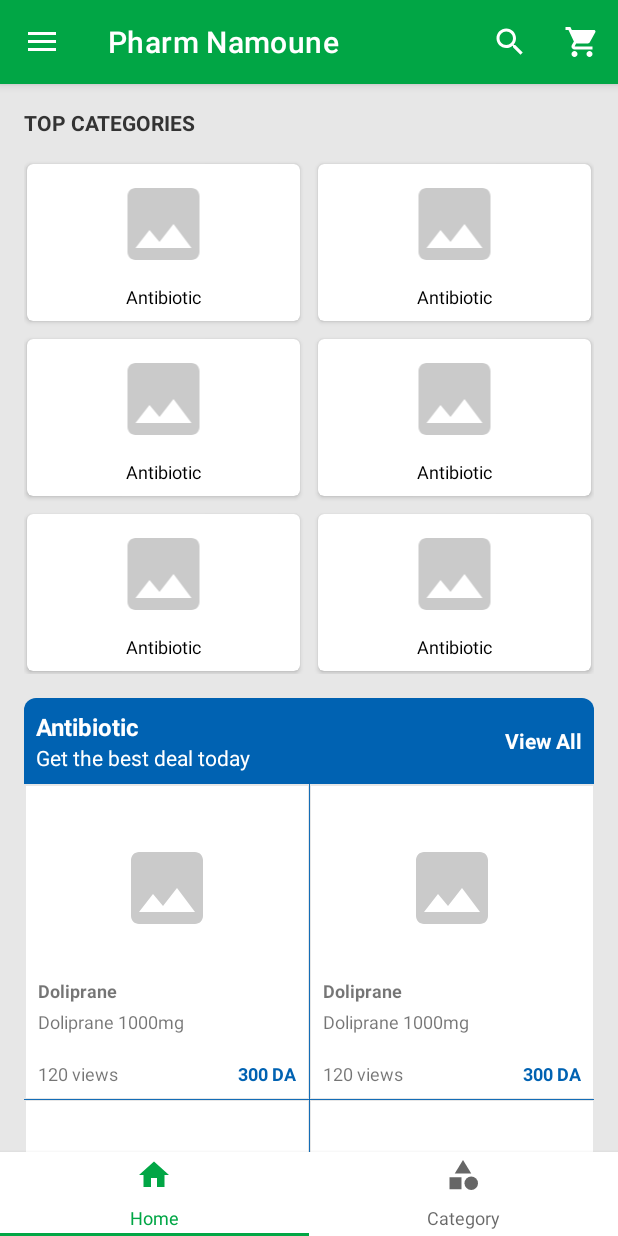
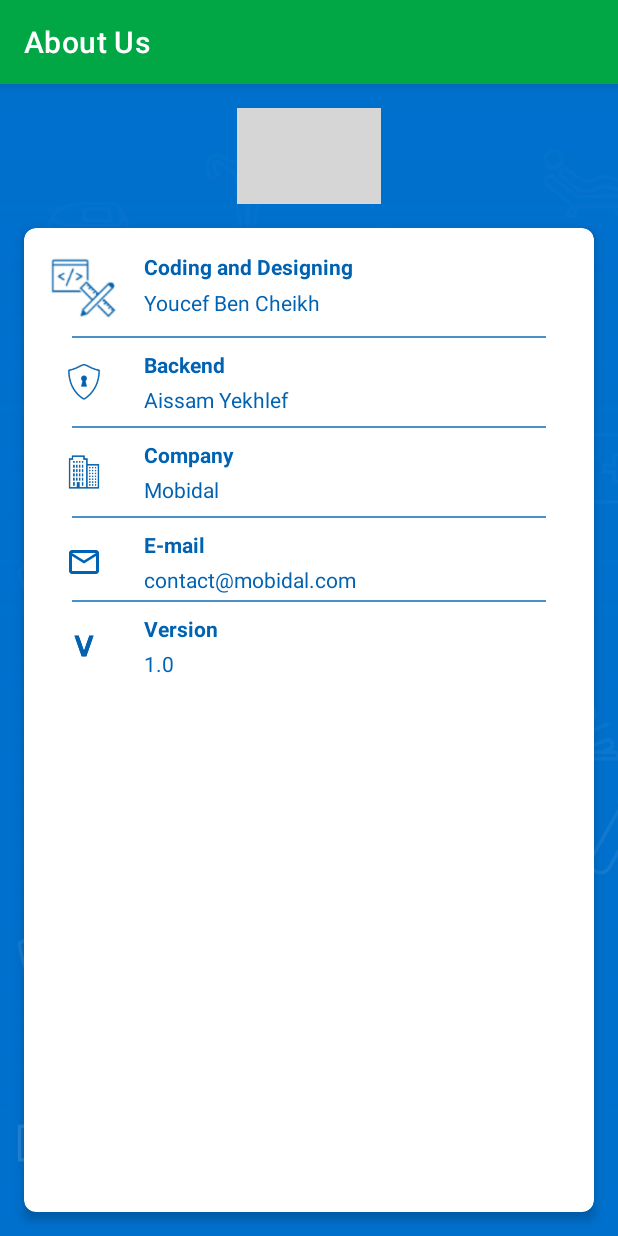
Before and after one commit to DonaldNyagwande/TechLabEcommerce, an Android app: the screen it shows after launch (MainActivity before the commit, AboutActivity after it), in the side drawer, after a tap on "About Us", on a phone screen of 412 x 824 dp. Run offline under Robolectric (Android 15) with nearby library versions, the phone set to English and light mode, and no system bars; our stand-ins replace ButterKnife, Picasso, Shimmer; pictures from the network do not load; grey boxes are pictures that could not be loaded.

Commit message:
add about us

```diff
--- a/app/src/main/AndroidManifest.xml
+++ b/app/src/main/AndroidManifest.xml
@@ -19,6 +19,9 @@
         android:usesCleartextTraffic="true"
         tools:targetApi="31">
         <activity
+            android:name=".AboutActivity"
+            android:exported="false" />
+        <activity
             android:name=".profile.ProfileActivity"
             android:exported="false" />
         <activity
--- /dev/null
+++ b/app/src/main/java/com/mobidal/pharmacynamoune/AboutActivity.java
@@ -0,0 +1,14 @@
+package com.mobidal.pharmacynamoune;
+
+import androidx.appcompat.app.AppCompatActivity;
+
+import android.os.Bundle;
+
+public class AboutActivity extends AppCompatActivity {
+
+    @Override
+    protected void onCreate(Bundle savedInstanceState) {
+        super.onCreate(savedInstanceState);
+        setContentView(R.layout.activity_about);
+    }
+}
--- a/app/src/main/java/com/mobidal/pharmacynamoune/MainActivity.java
+++ b/app/src/main/java/com/mobidal/pharmacynamoune/MainActivity.java
@@ -126,17 +126,7 @@ public class MainActivity extends AppCompatActivity implements NavigationView.On
     public boolean onOptionsItemSelected(@NonNull MenuItem item) {
         int itemId = item.getItemId();
 
-        switch (itemId) {
-            case R.id.action_shopping_basket:
-                shoppingBasketAction();
-                return true;
-        }
-
         return super.onOptionsItemSelected(item);
-    }
-
-    private void shoppingBasketAction() {
-
     }
 
     @Override
@@ -145,8 +135,12 @@ public class MainActivity extends AppCompatActivity implements NavigationView.On
 
         switch (itemId) {
             case R.id.nav_profile:
-                Intent intent = new Intent(this, ProfileActivity.class);
-                startActivity(intent);
+                Intent profileIntent = new Intent(this, ProfileActivity.class);
+                startActivity(profileIntent);
+                break;
+            case R.id.nav_about:
+                Intent aboutIntent = new Intent(this, AboutActivity.class);
+                startActivity(aboutIntent);
                 break;
         }
 
--- /dev/null
+++ b/app/src/main/res/drawable/ic_mail_blue.xml
@@ -0,0 +1,5 @@
+<vector android:height="24dp" android:tint="#0062b2"
+    android:viewportHeight="24" android:viewportWidth="24"
+    android:width="24dp" xmlns:android="http://schemas.android.com/apk/res/android">
+    <path android:fillColor="@android:color/white" android:pathData="M20,4L4,4c-1.1,0 -1.99,0.9 -1.99,2L2,18c0,1.1 0.9,2 2,2h16c1.1,0 2,-0.9 2,-2L22,6c0,-1.1 -0.9,-2 -2,-2zM20,18L4,18L4,8l8,5 8,-5v10zM12,11L4,6h16l-8,5z"/>
+</vector>
--- /dev/null
+++ b/app/src/main/res/layout/activity_about.xml
@@ -0,0 +1,336 @@
+<?xml version="1.0" encoding="utf-8"?>
+
+<LinearLayout xmlns:android="http://schemas.android.com/apk/res/android"
+    xmlns:app="http://schemas.android.com/apk/res-auto"
+    xmlns:tools="http://schemas.android.com/tools"
+    android:layout_width="match_parent"
+    android:layout_height="match_parent"
+    android:orientation="vertical"
+    tools:context=".AboutActivity">
+
+    <com.google.android.material.appbar.AppBarLayout
+        android:id="@+id/apl_main"
+        android:layout_width="match_parent"
+        android:layout_height="wrap_content">
+
+        <androidx.appcompat.widget.Toolbar
+            android:id="@+id/tb_main"
+            android:layout_width="match_parent"
+            android:layout_height="?attr/actionBarSize"
+            android:theme="@style/ThemeOverlay.AppCompat.Dark.ActionBar"
+            app:layout_scrollFlags="scroll|enterAlways"
+            app:title="@string/about" />
+
+    </com.google.android.material.appbar.AppBarLayout>
+
+    <ScrollView
+        android:layout_width="match_parent"
+        android:layout_height="match_parent"
+        android:fillViewport="true">
+
+        <androidx.constraintlayout.widget.ConstraintLayout
+            android:layout_width="match_parent"
+            android:layout_height="match_parent">
+
+            <ImageView
+                android:id="@+id/iv_main_bg"
+                android:layout_width="0dp"
+                android:layout_height="0dp"
+                android:scaleType="centerCrop"
+                android:src="@drawable/main_bg"
+                app:layout_constraintBottom_toBottomOf="parent"
+                app:layout_constraintEnd_toEndOf="parent"
+                app:layout_constraintStart_toStartOf="parent"
+                app:layout_constraintTop_toTopOf="parent" />
+
+            <ImageView
+                android:layout_width="0dp"
+                android:layout_height="0dp"
+                android:scaleType="centerCrop"
+                android:src="@drawable/main_bg_gradient"
+                app:layout_constraintBottom_toBottomOf="parent"
+                app:layout_constraintEnd_toEndOf="parent"
+                app:layout_constraintStart_toStartOf="parent"
+                app:layout_constraintTop_toTopOf="parent" />
+
+            <ImageView
+                android:id="@+id/iv_logo"
+                android:layout_width="wrap_content"
+                android:layout_height="64dp"
+                android:src="@drawable/logo_2"
+                app:layout_constraintEnd_toEndOf="@id/gl_v_end"
+                app:layout_constraintStart_toStartOf="@id/gl_v_begin"
+                app:layout_constraintTop_toTopOf="@id/gl_h_begin" />
+
+            <androidx.cardview.widget.CardView
+                android:layout_width="0dp"
+                android:layout_height="0dp"
+                android:layout_marginTop="16sp"
+                app:cardCornerRadius="8dp"
+                app:cardElevation="4dp"
+                app:layout_constraintBottom_toTopOf="@+id/gl_h_end"
+                app:layout_constraintEnd_toStartOf="@+id/gl_v_end"
+                app:layout_constraintStart_toStartOf="@+id/gl_v_begin"
+                app:layout_constraintTop_toBottomOf="@+id/iv_logo"
+                app:layout_constraintVertical_bias="0.0">
+
+                <androidx.constraintlayout.widget.ConstraintLayout
+                    android:layout_width="match_parent"
+                    android:layout_height="match_parent">
+
+
+                    <ImageView
+                        android:id="@+id/iv_coding_designing"
+                        android:layout_width="48dp"
+                        android:layout_height="48dp"
+                        android:layout_marginStart="16dp"
+                        android:layout_marginTop="16dp"
+                        app:layout_constraintStart_toStartOf="parent"
+                        app:layout_constraintTop_toTopOf="parent"
+                        app:srcCompat="@drawable/coding_designing" />
+
+                    <TextView
+                        android:id="@+id/tv_coding_designing_label"
+                        android:layout_width="wrap_content"
+                        android:layout_height="wrap_content"
+                        android:layout_marginStart="16dp"
+                        android:text="@string/coding_amp_designing"
+                        android:textColor="@color/colorAccent"
+                        android:textStyle="bold"
+                        app:layout_constraintStart_toEndOf="@+id/iv_coding_designing"
+                        app:layout_constraintTop_toTopOf="@+id/iv_coding_designing" />
+
+                    <TextView
+                        android:id="@+id/tv_coder_designer"
+                        android:layout_width="wrap_content"
+                        android:layout_height="wrap_content"
+                        android:text="Youcef Ben Cheikh"
+                        android:textColor="@color/colorAccent"
+                        app:layout_constraintBottom_toBottomOf="@+id/iv_coding_designing"
+                        app:layout_constraintStart_toStartOf="@+id/tv_coding_designing_label"
+                        app:layout_constraintTop_toBottomOf="@+id/tv_coding_designing_label" />
+
+                    <View
+                        android:id="@+id/v_separator_1"
+                        android:layout_width="0dp"
+                        android:layout_height="1dp"
+                        android:layout_marginStart="16dp"
+                        android:layout_marginTop="8dp"
+                        android:layout_marginEnd="16dp"
+                        android:background="@color/drawerListDivider"
+                        app:layout_constraintEnd_toStartOf="@+id/gl_card_v_end"
+                        app:layout_constraintStart_toStartOf="@+id/gl_card_v_begin"
+                        app:layout_constraintTop_toBottomOf="@+id/iv_coding_designing" />
+
+                    <ImageView
+                        android:id="@+id/iv_security"
+                        android:layout_width="24dp"
+                        android:layout_height="24dp"
+                        app:layout_constraintBottom_toBottomOf="@+id/tv_security"
+                        app:layout_constraintEnd_toEndOf="@+id/iv_coding_designing"
+                        app:layout_constraintStart_toStartOf="@+id/iv_coding_designing"
+                        app:layout_constraintTop_toTopOf="@+id/tv_security_label"
+                        app:srcCompat="@drawable/security" />
+
+                    <TextView
+                        android:id="@+id/tv_security_label"
+                        android:layout_width="wrap_content"
+                        android:layout_height="wrap_content"
+                        android:layout_marginTop="8dp"
+                        android:text="@string/back_end"
+                        android:textColor="@color/colorAccent"
+                        android:textStyle="bold"
+                        app:layout_constraintStart_toStartOf="@+id/tv_coder_designer"
+                        app:layout_constraintTop_toBottomOf="@+id/v_separator_1" />
+
+                    <TextView
+                        android:id="@+id/tv_security"
+                        android:layout_width="wrap_content"
+                        android:layout_height="wrap_content"
+                        android:layout_marginTop="4dp"
+                        android:text="Aissam Yekhlef"
+                        android:textColor="@color/colorAccent"
+                        app:layout_constraintStart_toStartOf="@+id/tv_security_label"
+                        app:layout_constraintTop_toBottomOf="@+id/tv_security_label" />
+
+                    <View
+                        android:id="@+id/v_separator_2"
+                        android:layout_width="0dp"
+                        android:layout_height="1dp"
+                        android:layout_marginStart="16dp"
+                        android:layout_marginTop="8dp"
+                        android:layout_marginEnd="16dp"
+                        android:background="@color/drawerListDivider"
+                        app:layout_constraintEnd_toStartOf="@+id/gl_card_v_end"
+                        app:layout_constraintStart_toStartOf="@+id/gl_card_v_begin"
+                        app:layout_constraintTop_toBottomOf="@+id/tv_security" />
+
+                    <ImageView
+                        android:id="@+id/iv_company"
+                        android:layout_width="24dp"
+                        android:layout_height="24dp"
+                        app:layout_constraintBottom_toBottomOf="@+id/tv_company"
+                        app:layout_constraintEnd_toEndOf="@+id/iv_security"
+                        app:layout_constraintStart_toStartOf="@+id/iv_security"
+                        app:layout_constraintTop_toTopOf="@+id/tv_company_label"
+                        app:srcCompat="@drawable/company" />
+
+                    <TextView
+                        android:id="@+id/tv_company_label"
+                        android:layout_width="wrap_content"
+                        android:layout_height="wrap_content"
+                        android:layout_marginTop="8dp"
+                        android:text="@string/company"
+                        android:textColor="@color/colorAccent"
+                        android:textStyle="bold"
+                        app:layout_constraintStart_toStartOf="@+id/tv_security"
+                        app:layout_constraintTop_toBottomOf="@+id/v_separator_2" />
+
+                    <TextView
+                        android:id="@+id/tv_company"
+                        android:layout_width="wrap_content"
+                        android:layout_height="wrap_content"
+                        android:layout_marginTop="4dp"
+                        android:text="Mobidal"
+                        android:textColor="@color/colorAccent"
+                        app:layout_constraintStart_toStartOf="@+id/tv_company_label"
+                        app:layout_constraintTop_toBottomOf="@+id/tv_company_label" />
+
+                    <View
+                        android:id="@+id/v_separator_3"
+                        android:layout_width="0dp"
+                        android:layout_height="1dp"
+                        android:layout_marginStart="16dp"
+                        android:layout_marginTop="8dp"
+                        android:layout_marginEnd="16dp"
+                        android:background="@color/drawerListDivider"
+                        app:layout_constraintEnd_toStartOf="@+id/gl_card_v_end"
+                        app:layout_constraintStart_toStartOf="@+id/gl_card_v_begin"
+                        app:layout_constraintTop_toBottomOf="@+id/tv_company" />
+
+                    <ImageView
+                        android:id="@+id/iv_phone"
+                        android:layout_width="24dp"
+                        android:layout_height="24dp"
+                        app:layout_constraintBottom_toBottomOf="@+id/tv_phone"
+                        app:layout_constraintEnd_toEndOf="@+id/iv_security"
+                        app:layout_constraintStart_toStartOf="@+id/iv_security"
+                        app:layout_constraintTop_toTopOf="@+id/tv_phone_label"
+                        android:src="@drawable/ic_mail_blue" />
+
+                    <TextView
+                        android:id="@+id/tv_phone_label"
+                        android:layout_width="wrap_content"
+                        android:layout_height="wrap_content"
+                        android:layout_marginTop="8dp"
+                        android:text="@string/mail"
+                        android:textColor="@color/colorAccent"
+                        android:textStyle="bold"
+                        app:layout_constraintStart_toStartOf="@+id/tv_company"
+                        app:layout_constraintTop_toBottomOf="@+id/v_separator_3" />
+
+                    <TextView
+                        android:id="@+id/tv_phone"
+                        android:layout_width="wrap_content"
+                        android:layout_height="wrap_content"
+                        android:layout_marginTop="4dp"
+                        android:text="contact@mobidal.com"
+                        android:textColor="@color/colorAccent"
+                        app:layout_constraintStart_toStartOf="@+id/tv_phone_label"
+                        app:layout_constraintTop_toBottomOf="@+id/tv_phone_label" />
+
+                    <View
+                        android:id="@+id/v_separator_4"
+                        android:layout_width="0dp"
+                        android:layout_height="1dp"
+                        android:layout_marginStart="16dp"
+                        android:layout_marginTop="4dp"
+                        android:layout_marginEnd="16dp"
+                        android:background="@color/drawerListDivider"
+                        app:layout_constraintEnd_toStartOf="@+id/gl_card_v_end"
+                        app:layout_constraintHorizontal_bias="0.0"
+                        app:layout_constraintStart_toStartOf="@+id/gl_card_v_begin"
+                        app:layout_constraintTop_toBottomOf="@+id/tv_phone" />
+
+                    <ImageView
+                        android:id="@+id/iv_version"
+                        android:layout_width="16dp"
+                        android:layout_height="16dp"
+                        android:src="@drawable/version"
+                        app:layout_constraintBottom_toBottomOf="@+id/tv_version"
+                        app:layout_constraintEnd_toEndOf="@+id/iv_phone"
+                        app:layout_constraintStart_toStartOf="@+id/iv_phone"
+                        app:layout_constraintTop_toTopOf="@+id/tv_version_label" />
+
+                    <TextView
+                        android:id="@+id/tv_version_label"
+                        android:layout_width="wrap_content"
+                        android:layout_height="wrap_content"
+                        android:layout_marginTop="8dp"
+                        android:text="@string/version"
+                        android:textColor="@color/colorAccent"
+                        android:textStyle="bold"
+                        app:layout_constraintStart_toStartOf="@+id/tv_company"
+                        app:layout_constraintTop_toBottomOf="@+id/v_separator_4" />
+
+                    <TextView
+                        android:id="@+id/tv_version"
+                        android:layout_width="wrap_content"
+                        android:layout_height="wrap_content"
+                        android:layout_marginTop="4dp"
+                        android:text="1.0"
+                        android:textColor="@color/colorAccent"
+                        app:layout_constraintStart_toStartOf="@+id/tv_phone_label"
+                        app:layout_constraintTop_toBottomOf="@+id/tv_version_label" />
+
+                    <androidx.constraintlayout.widget.Guideline
+                        android:id="@+id/gl_card_v_begin"
+                        android:layout_width="wrap_content"
+                        android:layout_height="wrap_content"
+                        android:orientation="vertical"
+                        app:layout_constraintGuide_begin="16dp" />
+
+                    <androidx.constraintlayout.widget.Guideline
+                        android:id="@+id/gl_card_v_end"
+                        android:layout_width="wrap_content"
+                        android:layout_height="wrap_content"
+                        android:orientation="vertical"
+                        app:layout_constraintGuide_end="16dp" />
+
+                </androidx.constraintlayout.widget.ConstraintLayout>
+
+            </androidx.cardview.widget.CardView>
+
+            <androidx.constraintlayout.widget.Guideline
+                android:id="@+id/gl_v_begin"
+                android:layout_width="wrap_content"
+                android:layout_height="wrap_content"
+                android:orientation="vertical"
+                app:layout_constraintGuide_begin="16dp" />
+
+            <androidx.constraintlayout.widget.Guideline
+                android:id="@+id/gl_v_end"
+                android:layout_width="wrap_content"
+                android:layout_height="wrap_content"
+                android:orientation="vertical"
+                app:layout_constraintGuide_end="16dp" />
+
+            <androidx.constraintlayout.widget.Guideline
+                android:id="@+id/gl_h_begin"
+                android:layout_width="wrap_content"
+                android:layout_height="wrap_content"
+                android:orientation="horizontal"
+                app:layout_constraintGuide_begin="16dp" />
+
+            <androidx.constraintlayout.widget.Guideline
+                android:id="@+id/gl_h_end"
+                android:layout_width="wrap_content"
+                android:layout_height="wrap_content"
+                android:orientation="horizontal"
+                app:layout_constraintGuide_end="16dp" />
+
+        </androidx.constraintlayout.widget.ConstraintLayout>
+
+    </ScrollView>
+
+</LinearLayout>
--- a/app/src/main/res/values/strings.xml
+++ b/app/src/main/res/values/strings.xml
@@ -29,5 +29,10 @@
     <string name="please_insert_your_account">please insert your account</string>
     <string name="connect">Connect</string>
     <string name="profile">Profile</string>
+    <string name="coding_amp_designing">Coding and Designing</string>
+    <string name="back_end">Backend</string>
+    <string name="company">Company</string>
+    <string name="mail">E-mail</string>
+    <string name="version">Version</string>
 
 </resources>
```
Also changed, not shown: app/src/main/res/drawable/coding_designing.png (added), app/src/main/res/drawable/company.png (added), app/src/main/res/drawable/security.png (added), app/src/main/res/drawable/version.png (added).
